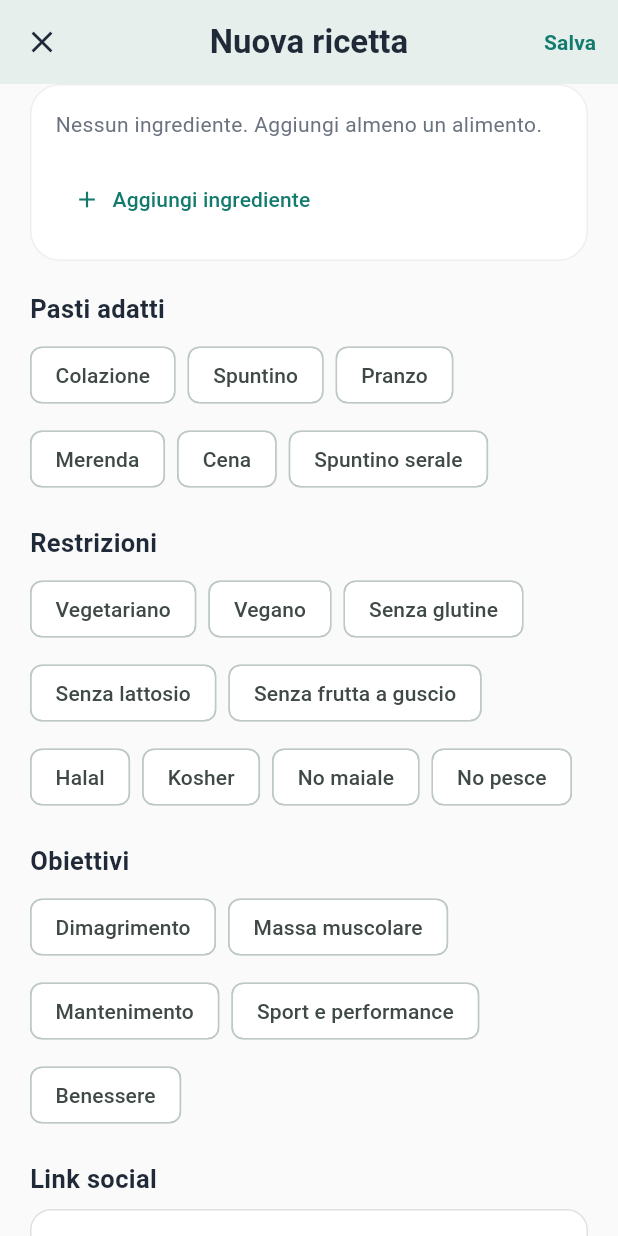
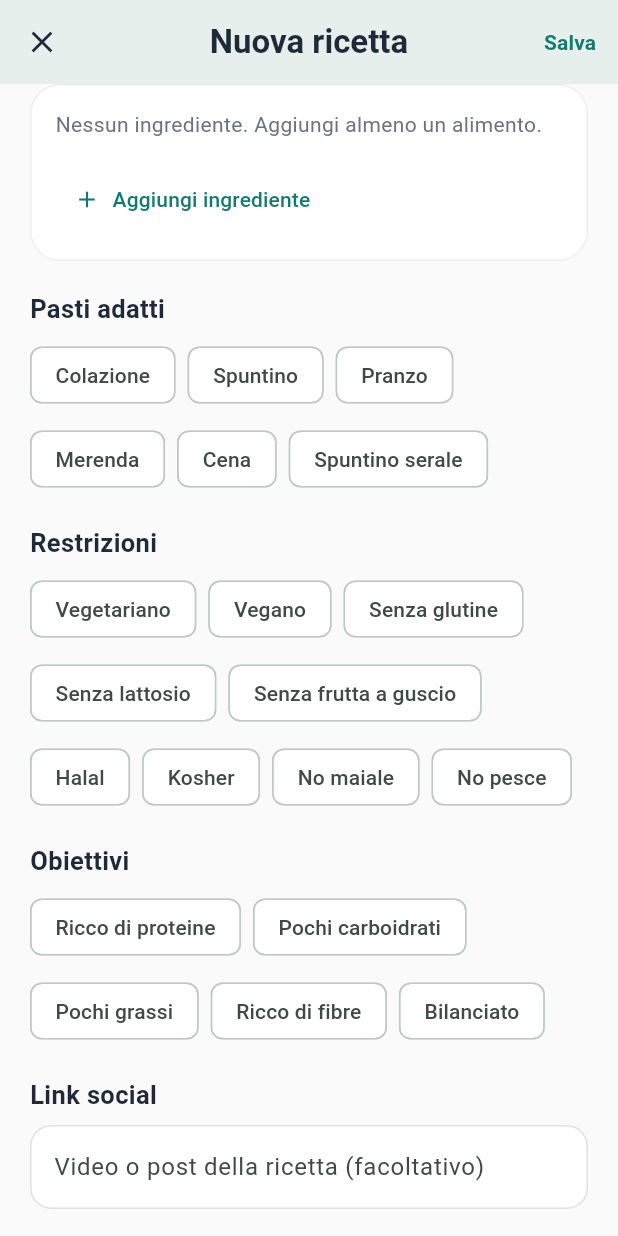
Before and after one commit to fattoapp-post/nutrimind-frontend, a Flutter app: the RecipeEditorScreen screen opened directly, scrolled down 576 dp, after a tap on "Salva", on a phone screen of 412 x 824 dp. Run offline on Flutter 3.47's test engine with Material 3 defaults, Android fonts, the phone set to English and light mode, and no system bars; our stand-ins replace firebase_core, firebase_messaging, flutter_riverpod, supabase_flutter; missing offline and left inert: mobile_scanner; accounts and stored records are empty; network calls fail; statements that could not run were skipped.

Commit message:
Allinea i limiti del frontend ai vincoli del database
- Obiettivi delle ricette: i valori ammessi dal DB sono high_protein,
  low_carb, low_fat, high_fiber e balanced. Quelli che usavo prima
  (dimagrimento, massa...) facevano rifiutare il salvataggio.
- Titolo ricetta: da 3 a 100 caratteri, come il vincolo del DB.
- Bio del profilo pubblico: massimo 1000 caratteri.

Co-Authored-By: Claude Opus 5 <noreply@anthropic.com>

```diff
--- a/lib/core/community_models.dart
+++ b/lib/core/community_models.dart
@@ -8,13 +8,15 @@ String? _text(dynamic v) {
   return (s == null || s.isEmpty) ? null : s;
 }
 
-/// Obiettivi assegnabili a ricette e piani di base.
+/// Obiettivi assegnabili a ricette e piani di base. I valori sono quelli
+/// ammessi dal vincolo suggested_meals_goal_tags_check: cambiarli fa
+/// rifiutare il salvataggio dal database.
 const goalTagLabels = {
-  'weight_loss': 'Dimagrimento',
-  'muscle_gain': 'Massa muscolare',
-  'maintenance': 'Mantenimento',
-  'performance': 'Sport e performance',
-  'wellness': 'Benessere',
+  'high_protein': 'Ricco di proteine',
+  'low_carb': 'Pochi carboidrati',
+  'low_fat': 'Pochi grassi',
+  'high_fiber': 'Ricco di fibre',
+  'balanced': 'Bilanciato',
 };
 
 /// Specializzazioni mostrate nella vetrina dei nutrizionisti.
--- a/lib/features/profile/public_profile_editor_screen.dart
+++ b/lib/features/profile/public_profile_editor_screen.dart
@@ -198,7 +198,7 @@ class _PublicProfileEditorScreenState extends State<PublicProfileEditorScreen> {
             ),
             TextField(controller: _studio, decoration: const InputDecoration(labelText: 'Studio')),
             TextField(controller: _city, decoration: const InputDecoration(labelText: 'Città')),
-            TextField(controller: _bio, maxLines: 5, maxLength: 2000, decoration: const InputDecoration(labelText: 'Chi sei e come lavori')),
+            TextField(controller: _bio, maxLines: 5, maxLength: 1000, decoration: const InputDecoration(labelText: 'Chi sei e come lavori')),
           ],
         ),
         SectionCard(
--- a/lib/features/recipes/recipe_editor_screen.dart
+++ b/lib/features/recipes/recipe_editor_screen.dart
@@ -182,10 +182,10 @@ class _RecipeEditorScreenState extends State<RecipeEditorScreen> {
       socialError = 'Inserisci un link valido (https://…)';
     }
     setState(() {
-      _titleError = title.isEmpty ? 'Il titolo è obbligatorio' : null;
+      _titleError = title.length < 3 ? 'Il titolo deve avere almeno 3 caratteri' : null;
       _socialError = socialError;
     });
-    if (title.isEmpty || socialError != null) return;
+    if (title.length < 3 || socialError != null) return;
     if (_ingredients.isEmpty) {
       _snack('Aggiungi almeno un ingrediente.');
       return;
@@ -291,7 +291,7 @@ class _RecipeEditorScreenState extends State<RecipeEditorScreen> {
             children: [
               TextField(
                 controller: _title,
-                maxLength: 120,
+                maxLength: 100, // limite del vincolo suggested_meals_title_check
                 textCapitalization: TextCapitalization.sentences,
                 onChanged: (_) {
                   if (_titleError != null) setState(() => _titleError = null);
```
